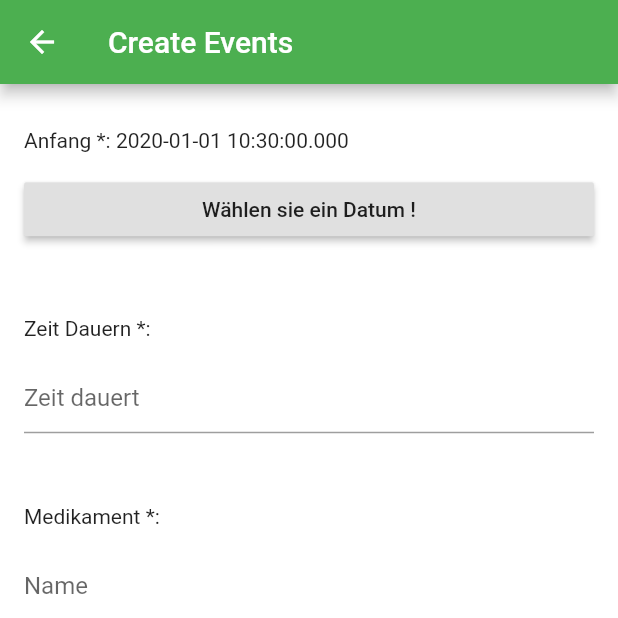
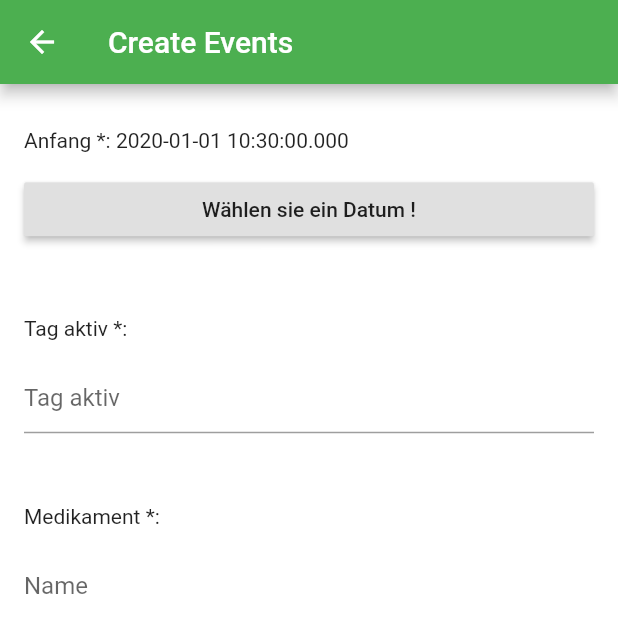
Before and after one commit to 97131004/Smart-Apotheke, a Flutter app: the Calendar screen opened directly, after a tap on the "add" icon, on a phone screen of 412 x 824 dp, the top half of it. Run offline on Flutter 3.47's test engine with Material 2 defaults, Android fonts, the phone set to English and light mode, and no system bars; our stand-ins replace carousel_pro, connectivity, flutter_html, flutter_local_notifications, fluttertoast, image_picker and 4 more; missing offline and left inert: flutter_pagewise, image_editor, mlkit; accounts and stored records are empty.

Commit message:
change zeitdauert to tagaktiv and type from text to number

```diff
--- a/lib/widgets/calendar.dart
+++ b/lib/widgets/calendar.dart
@@ -278,10 +278,11 @@ class _CalendarState extends State<Calendar> {
                       _selected_Date(context);
                     }),
                 SizedBox(height: 20),
-                Text('Zeit Dauern *:'),
+                Text('Tag aktiv *:'),
                 TextField(
                   controller: days_duration,
-                  decoration: InputDecoration(hintText: "Zeit dauert"),
+                  decoration: InputDecoration(hintText: "Tag aktiv"),
+                  keyboardType: TextInputType.number,
                 ),
                 SizedBox(height: 20),
                 Text('Medikament *:'),
@@ -366,6 +367,7 @@ class _CalendarState extends State<Calendar> {
     );
   }
 
+
   Widget buildSaveButton(Function onPressedFunc) {
     return ButtonTheme(
       buttonColor: Theme.of(context).accentColor,
```
